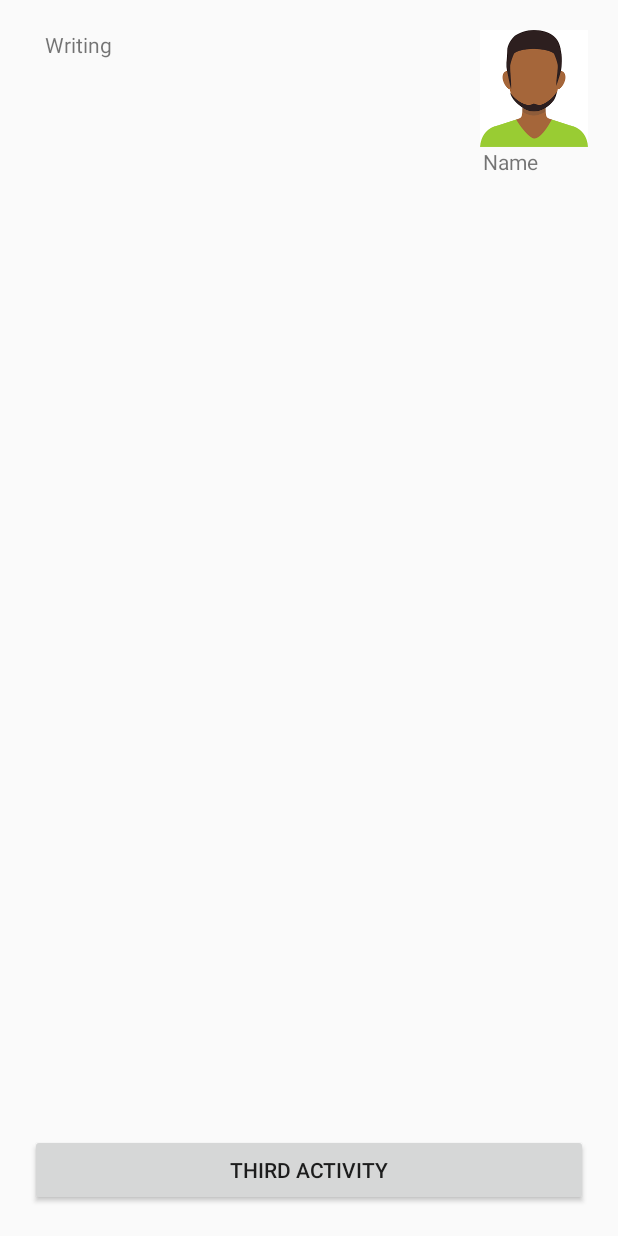
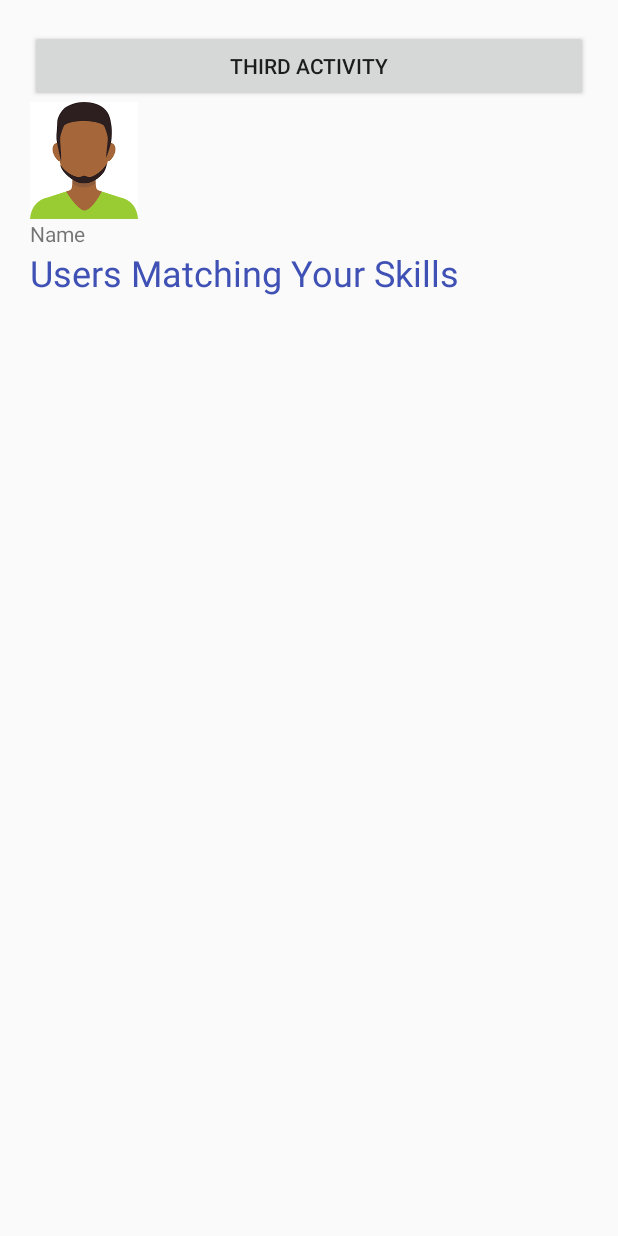
Before and after one commit to karibtidoucha/sawa, an Android app: the Activity2 screen opened directly, with no data from a screen before it, on a phone screen of 412 x 824 dp. Run offline under Robolectric (Android 15) with nearby library versions, the phone set to English and light mode, and no system bars; our stand-ins replace Firebase (no records; nobody signed in at launch, a user with empty details on screens opened directly).

Commit message:
Final design

```diff
--- a/app/src/main/res/layout/activity2.xml
+++ b/app/src/main/res/layout/activity2.xml
@@ -1,10 +1,11 @@
 <?xml version="1.0" encoding="utf-8"?>
-<RelativeLayout xmlns:android="http://schemas.android.com/apk/res/android"
+<LinearLayout xmlns:android="http://schemas.android.com/apk/res/android"
     xmlns:app="http://schemas.android.com/apk/res-auto"
     xmlns:tools="http://schemas.android.com/tools"
     android:id="@+id/activity_2"
     android:layout_width="match_parent"
     android:layout_height="match_parent"
+    android:orientation="vertical"
     android:paddingBottom="20dp"
     android:paddingLeft="20dp"
     android:paddingRight="20dp"
@@ -39,22 +40,18 @@
         android:text="Name" />
 
     <TextView
-        android:id="@+id/textView4"
-        android:layout_width="236dp"
-        android:layout_height="88dp"
-        android:layout_alignParentStart="true"
-        android:layout_alignParentLeft="true"
-        android:layout_alignTop="@+id/imageView3"
-        android:layout_marginStart="10dp"
-        android:layout_marginLeft="10dp"
-        android:text="Writing" />
+        android:id="@+id/textView2"
+        android:layout_width="343dp"
+        android:layout_height="wrap_content"
+        android:text="Users Matching Your Skills"
+        android:textColor="?attr/colorPrimary"
+        android:textSize="24sp" />
 
     <ListView
         android:id="@+id/listview1"
         android:layout_width="match_parent"
-        android:layout_height="183dp"
-        android:layout_below="@+id/textView4"
-        android:layout_centerHorizontal="true">
+        android:layout_height="275dp"
+        android:layout_centerInParent="true">
 
     </ListView>
-</RelativeLayout>
+</LinearLayout>
```
Also changed, not shown: app/src/main/res/layout/user.xml (+18 -10 lines).
